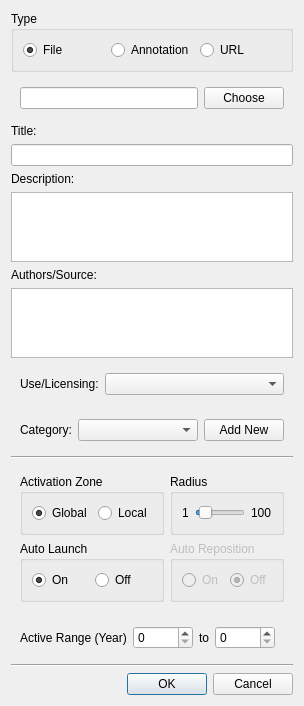
Qt form src/resources/ERDialog.ui (IDREsandbox/vsim) before a commit.
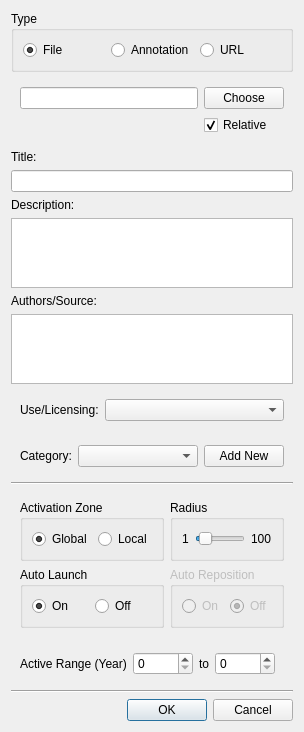
The same form after that commit.

Commit message: moved undo stack to VSimApp, added relative paths to resources

The edit to the form file:
```diff
--- a/src/resources/ERDialog.ui
+++ b/src/resources/ERDialog.ui
@@ -49,11 +49,21 @@
    </item>
    <item>
     <widget class="QWidget" name="widget" native="true">
-     <layout class="QHBoxLayout" name="horizontalLayout_6">
-      <item>
+     <layout class="QGridLayout" name="gridLayout_2">
+      <item row="1" column="2">
+       <widget class="QCheckBox" name="relative">
+        <property name="text">
+         <string>Relative</string>
+        </property>
+        <property name="checked">
+         <bool>true</bool>
+        </property>
+       </widget>
+      </item>
+      <item row="0" column="0">
        <widget class="QLineEdit" name="path"/>
       </item>
-      <item>
+      <item row="0" column="2">
        <widget class="QPushButton" name="choose">
         <property name="text">
          <string>Choose</string>
```
The commit also changes 12 other files.
